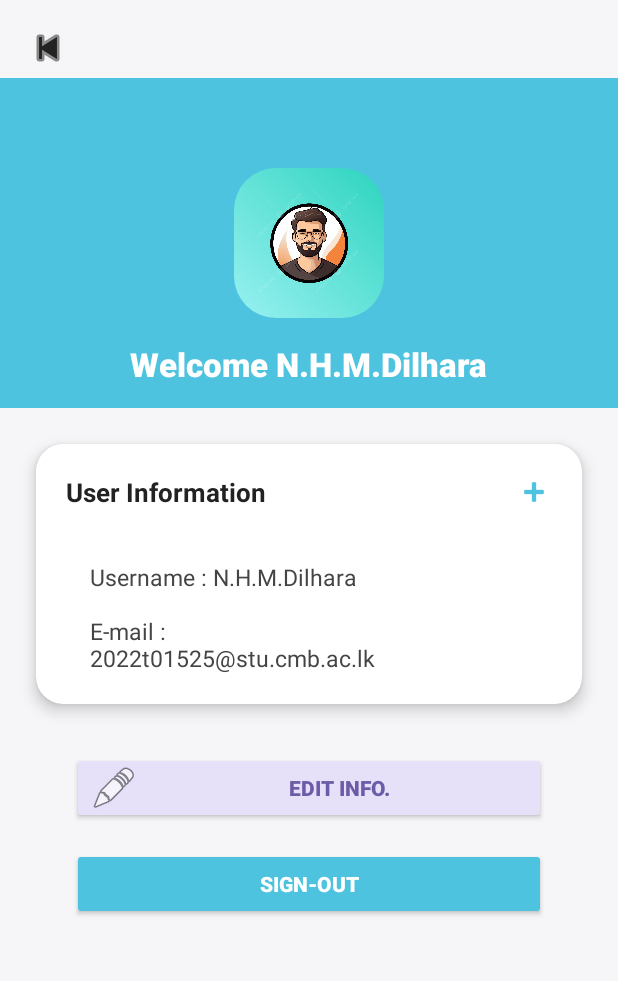
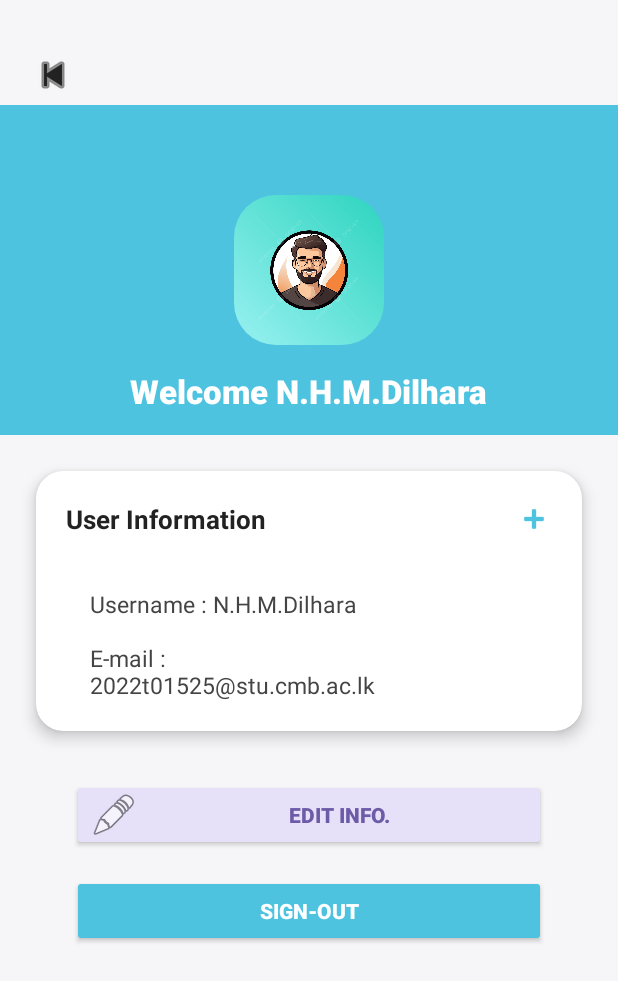
Before and after one commit to MalithDN/campus-android-app, an Android app: the ProfileActivity screen opened directly, with no data from a screen before it, on a phone screen of 412 x 824 dp. Shown: the top 981 px of the screen. Run offline under Robolectric (Android 15) with nearby library versions, the phone set to English and light mode, and no system bars.

Commit message:
small error fixed

```diff
--- a/app/src/main/res/layout/activity_dashboard.xml
+++ b/app/src/main/res/layout/activity_dashboard.xml
@@ -15,6 +15,7 @@
         android:background="#F6F6F8"
         android:paddingLeft="16dp"
         android:paddingRight="16dp"
+        android:layout_marginTop="20dp"
         app:layout_constraintTop_toTopOf="parent"
         app:layout_constraintStart_toStartOf="parent"
         app:layout_constraintEnd_toEndOf="parent">
--- a/app/src/main/res/layout/activity_profile.xml
+++ b/app/src/main/res/layout/activity_profile.xml
@@ -11,8 +11,8 @@
         android:id="@+id/backButton"
         android:layout_width="40dp"
         android:layout_height="40dp"
-        android:layout_marginTop="12dp"
-        android:layout_marginStart="12dp"
+        android:layout_marginTop="30dp"
+        android:layout_marginStart="15dp"
         android:background="@android:color/transparent"
         android:src="@android:drawable/ic_media_previous"
         android:contentDescription="Back"
```
